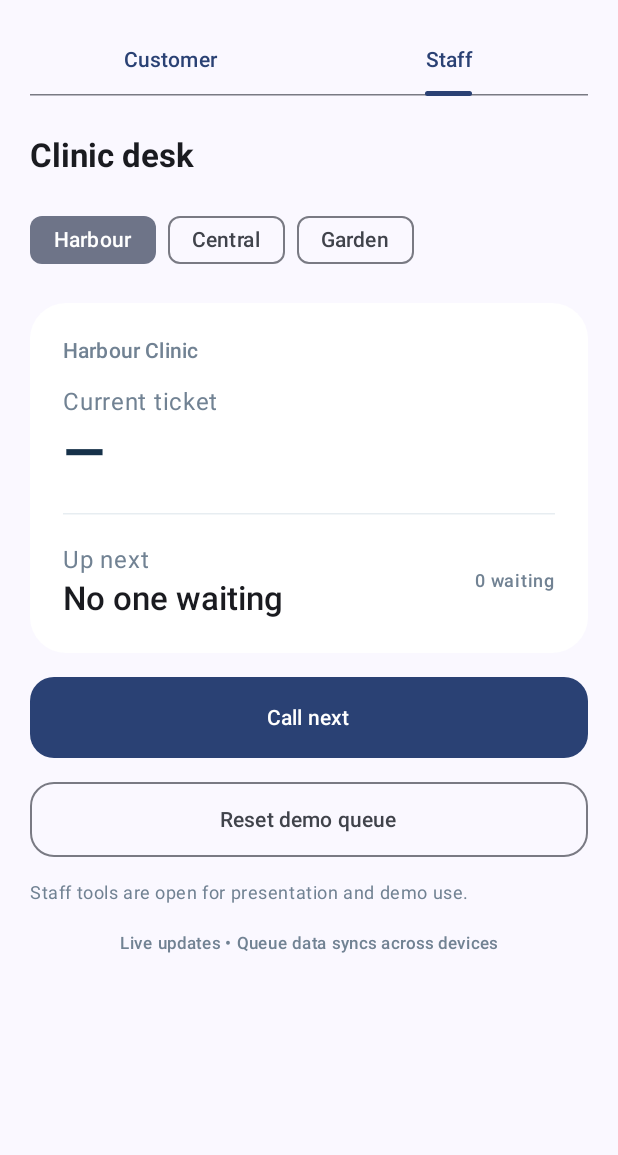
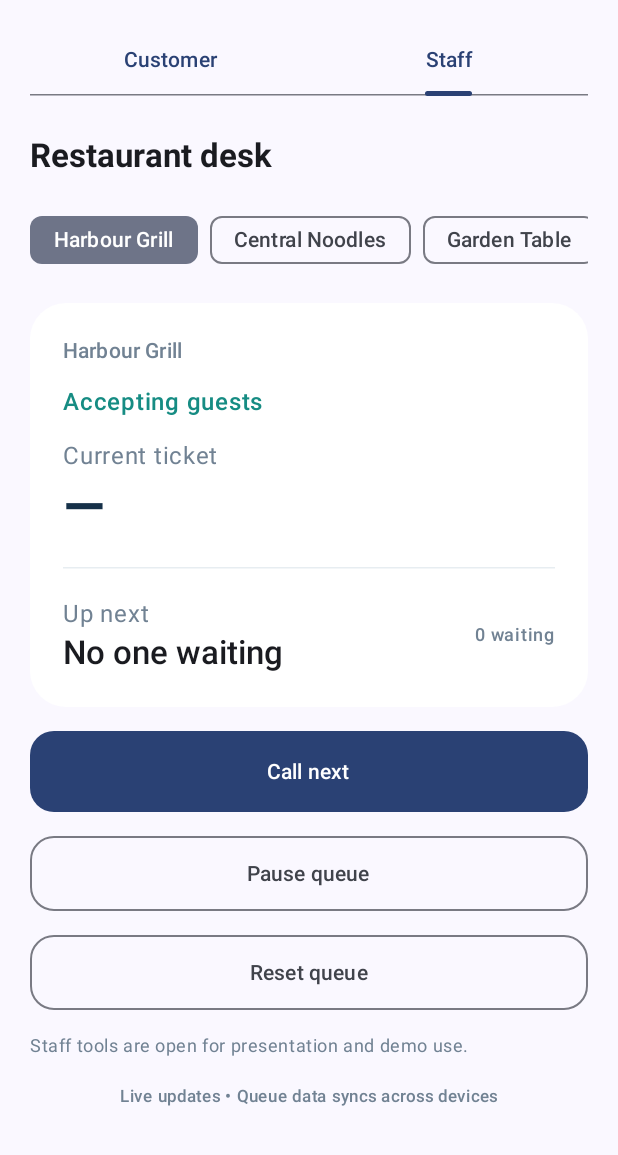
Before and after one commit to Atar369/QLine, an Android app built with Jetpack Compose: the composable QLineApp shown on its own in the app's theme, tab 2 chosen, on a phone screen of 412 x 824 dp, the part 81-1236 px from its top. Run offline under Robolectric (Android 15) with nearby library versions, the phone set to English and light mode, and no system bars; our stand-ins replace Firebase (no records; nobody signed in at launch, a user with empty details on screens opened directly).

Commit message:
Adapt queue demo for restaurants
Co-authored-by: Copilot App <223556219+Copilot@users.noreply.github.com>

```diff
--- a/app/src/main/java/hk/hkucs/qline/MainActivity.kt
+++ b/app/src/main/java/hk/hkucs/qline/MainActivity.kt
@@ -35,7 +35,6 @@ import androidx.compose.material3.PrimaryTabRow
 import androidx.compose.material3.Text
 import androidx.compose.runtime.Composable
 import androidx.compose.runtime.DisposableEffect
-import androidx.compose.runtime.LaunchedEffect
 import androidx.compose.runtime.getValue
 import androidx.compose.runtime.mutableStateListOf
 import androidx.compose.runtime.mutableStateOf
@@ -53,12 +52,12 @@ import com.google.firebase.auth.FirebaseAuth
 import com.google.firebase.firestore.FirebaseFirestore
 import hk.hkucs.qline.ui.theme.QLineTheme
 
-private data class Clinic(val id: String, val name: String, val specialty: String)
+private data class Restaurant(val id: String, val name: String, val cuisine: String)
 
-private val clinics = listOf(
-    Clinic("clinicA", "Harbour Clinic", "Family medicine"),
-    Clinic("clinicB", "Central Clinic", "Diagnostics"),
-    Clinic("clinicC", "Garden Clinic", "Wellness")
+private val restaurants = listOf(
+    Restaurant("harbour-grill", "Harbour Grill", "Cantonese barbecue"),
+    Restaurant("central-noodles", "Central Noodles", "Noodles and dumplings"),
+    Restaurant("garden-table", "Garden Table", "Modern cafe")
 )
 
 private val db: FirebaseFirestore get() = FirebaseFirestore.getInstance()
@@ -85,10 +84,6 @@ private fun QLineApp() {
         onDispose { auth.removeAuthStateListener(listener) }
     }
 
-    LaunchedEffect(user?.uid) {
-        if (user != null) clinics.forEach(::seedQueue)
-    }
-
     Surface(Modifier.fillMaxSize(), color = MaterialTheme.colorScheme.background) {
         if (user == null) SignInScreen(auth) else QueueHome(user!!.email, auth)
     }
@@ -109,9 +104,9 @@ private fun SignInScreen(auth: FirebaseAuth) {
     ) {
         BrandMark()
         Spacer(Modifier.height(28.dp))
-        Text("Skip the waiting room.", style = MaterialTheme.typography.headlineMedium, fontWeight = FontWeight.Bold)
+        Text("Your table, without the wait.", style = MaterialTheme.typography.headlineMedium, fontWeight = FontWeight.Bold)
         Spacer(Modifier.height(8.dp))
-        Text("Join your clinic’s live queue and know when it’s your turn.", color = Muted)
+        Text("Join a restaurant queue and know when your table is ready.", color = Muted)
         Spacer(Modifier.height(28.dp))
         OutlinedTextField(
             value = email, onValueChange = { email = it; error = null },
@@ -180,8 +175,8 @@ private fun SignInScreen(auth: FirebaseAuth) {
 @Composable
 private fun QueueHome(email: String?, auth: FirebaseAuth) {
     var selectedTab by remember { mutableStateOf(0) }
-    var clinicId by remember { mutableStateOf(clinics.first().id) }
-    val clinic = clinics.first { it.id == clinicId }
+    var restaurantId by remember { mutableStateOf(restaurants.first().id) }
+    val restaurant = restaurants.first { it.id == restaurantId }
 
     Scaffold(
         containerColor = MaterialTheme.colorScheme.background,
@@ -218,40 +213,40 @@ private fun QueueHome(email: String?, auth: FirebaseAuth) {
                 .padding(horizontal = 20.dp, vertical = 16.dp),
             verticalArrangement = Arrangement.spacedBy(18.dp)
         ) {
-            Text(if (selectedTab == 0) "Choose a clinic" else "Clinic desk", style = MaterialTheme.typography.titleLarge, fontWeight = FontWeight.Bold)
+            Text(if (selectedTab == 0) "Choose a restaurant" else "Restaurant desk", style = MaterialTheme.typography.titleLarge, fontWeight = FontWeight.Bold)
             Row(
                 modifier = Modifier.fillMaxWidth().horizontalScroll(rememberScrollState()),
                 horizontalArrangement = Arrangement.spacedBy(8.dp)
             ) {
-                clinics.forEach { option ->
+                restaurants.forEach { option ->
                     FilterChip(
-                        selected = clinicId == option.id,
-                        onClick = { clinicId = option.id },
-                        label = { Text(option.name.removeSuffix(" Clinic")) }
+                        selected = restaurantId == option.id,
+                        onClick = { restaurantId = option.id },
+                        label = { Text(option.name) }
                     )
                 }
             }
-            if (selectedTab == 0) CustomerPanel(clinic)
-            else StaffPanel(clinic)
+            if (selectedTab == 0) CustomerPanel(restaurant)
+            else StaffPanel(restaurant)
             Text("Live updates • Queue data syncs across devices", Modifier.align(Alignment.CenterHorizontally), color = Muted, style = MaterialTheme.typography.labelSmall)
         }
     }
 }
 
 @Composable
-private fun CustomerPanel(clinic: Clinic) {
-    var queue by remember(clinic.id) { mutableStateOf<Queue?>(null) }
-    val tickets = remember(clinic.id) { mutableStateListOf<Ticket>() }
-    var status by remember(clinic.id) { mutableStateOf<String?>(null) }
-    var busy by remember(clinic.id) { mutableStateOf(false) }
+private fun CustomerPanel(restaurant: Restaurant) {
+    var queue by remember(restaurant.id) { mutableStateOf<Queue?>(null) }
+    val tickets = remember(restaurant.id) { mutableStateListOf<Ticket>() }
+    var status by remember(restaurant.id) { mutableStateOf<String?>(null) }
+    var busy by remember(restaurant.id) { mutableStateOf(false) }
     val user = FirebaseAuth.getInstance().currentUser
     val uid = user?.uid ?: return
 
-    DisposableEffect(clinic.id) {
-        val queueReg = db.collection("queues").document(clinic.id).addSnapshotListener { snap, _ ->
+    DisposableEffect(restaurant.id) {
+        val queueReg = db.collection("queues").document(restaurant.id).addSnapshotListener { snap, _ ->
             queue = snap?.toObject(Queue::class.java)
         }
-        val ticketsReg = db.collection("tickets").whereEqualTo("queueId", clinic.id)
+        val ticketsReg = db.collection("tickets").whereEqualTo("queueId", restaurant.id)
             .addSnapshotListener { snap, _ ->
                 tickets.clear()
                 snap?.documents?.mapNotNullTo(tickets) { it.toObject(Ticket::class.java) }
@@ -264,6 +259,7 @@ private fun CustomerPanel(clinic: Clinic) {
         tickets.count { it.status == Ticket.WAITING && it.number in (current + 1) until ticket.number }
     } ?: 0
     val eta = ahead * (queue?.minutesPerPerson ?: 5)
+    val isOpen = queue?.isOpen ?: true
 
     Column(verticalArrangement = Arrangement.spacedBy(16.dp)) {
         Card(
@@ -271,9 +267,9 @@ private fun CustomerPanel(clinic: Clinic) {
             shape = RoundedCornerShape(24.dp)
         ) {
             Column(Modifier.fillMaxWidth().padding(22.dp)) {
-                Text(clinic.name, color = Color.White, style = MaterialTheme.typography.titleLarge, fontWeight = FontWeight.Bold)
+                Text(restaurant.name, color = Color.White, style = MaterialTheme.typography.titleLarge, fontWeight = FontWeight.Bold)
                 Spacer(Modifier.height(4.dp))
-                Text(clinic.specialty, color = Color(0xFFB7C7D8))
+                Text(restaurant.cuisine, color = Color(0xFFB7C7D8))
                 Spacer(Modifier.height(22.dp))
                 Text("NOW SERVING", color = Color(0xFFB7C7D8), style = MaterialTheme.typography.labelMedium)
                 Spacer(Modifier.height(3.dp))
@@ -302,7 +298,7 @@ private fun CustomerPanel(clinic: Clinic) {
                     Button(
                         onClick = {
                             busy = true; status = null
-                            cancelTicket(clinic, uid) { message -> busy = false; status = message }
+                            cancelTicket(restaurant, uid) { message -> busy = false; status = message }
                         },
                         enabled = !busy && mine.status == Ticket.WAITING,
                         colors = ButtonDefaults.buttonColors(containerColor = Color.White, contentColor = Ink)
@@ -310,45 +306,49 @@ private fun CustomerPanel(clinic: Clinic) {
                 }
             }
         } else {
-            Text("Take a ticket to save your place. We’ll keep your estimate up to date.", color = Muted)
+            Text(
+                if (isOpen) "Join the queue to save your place. We’ll keep your estimate up to date."
+                else "This restaurant has paused its queue for now.",
+                color = Muted
+            )
             Button(
                 onClick = {
                     busy = true; status = null
-                    takeTicket(clinic, uid) { result, message ->
+                    takeTicket(restaurant, uid) { result, message ->
                         busy = false
                         status = message ?: if (result?.alreadyActive == true) "You already have an active ticket here." else "Your ticket is ready."
                     }
                 },
-                enabled = !busy,
+                enabled = !busy && isOpen,
                 modifier = Modifier.fillMaxWidth().height(54.dp),
                 shape = RoundedCornerShape(16.dp)
             ) {
                 if (busy) CircularProgressIndicator(Modifier.size(20.dp), color = Color.White, strokeWidth = 2.dp)
-                else Text("Take a ticket", fontWeight = FontWeight.SemiBold)
+                else Text(if (isOpen) "Join the queue" else "Queue paused", fontWeight = FontWeight.SemiBold)
             }
         }
         if (status != null) Text(status!!, color = if (status!!.startsWith("Could")) MaterialTheme.colorScheme.error else Color(0xFF32755C))
         Card(colors = CardDefaults.cardColors(containerColor = Color.White), shape = RoundedCornerShape(20.dp)) {
             Column(Modifier.fillMaxWidth().padding(18.dp)) {
-                Text("A smoother visit", fontWeight = FontWeight.SemiBold)
+                Text("Enjoy your time nearby", fontWeight = FontWeight.SemiBold)
                 Spacer(Modifier.height(5.dp))
-                Text("You can wait anywhere nearby. Keep QLine open to see your live position.", color = Muted)
+                Text("Wait anywhere nearby and keep QLine open to see your live position.", color = Muted)
             }
         }
     }
 }
 
 @Composable
-private fun StaffPanel(clinic: Clinic) {
-    var queue by remember(clinic.id) { mutableStateOf<Queue?>(null) }
-    val tickets = remember(clinic.id) { mutableStateListOf<Ticket>() }
-    var message by remember(clinic.id) { mutableStateOf<String?>(null) }
-    var busy by remember(clinic.id) { mutableStateOf(false) }
-    DisposableEffect(clinic.id) {
-        val queueReg = db.collection("queues").document(clinic.id).addSnapshotListener { snap, _ ->
+private fun StaffPanel(restaurant: Restaurant) {
+    var queue by remember(restaurant.id) { mutableStateOf<Queue?>(null) }
+    val tickets = remember(restaurant.id) { mutableStateListOf<Ticket>() }
+    var message by remember(restaurant.id) { mutableStateOf<String?>(null) }
+    var busy by remember(restaurant.id) { mutableStateOf(false) }
+    DisposableEffect(restaurant.id) {
+        val queueReg = db.collection("queues").document(restaurant.id).addSnapshotListener { snap, _ ->
             queue = snap?.toObject(Queue::class.java)
         }
-        val ticketsReg = db.collection("tickets").whereEqualTo("queueId", clinic.id)
+        val ticketsReg = db.collection("tickets").whereEqualTo("queueId", restaurant.id)
             .addSnapshotListener { snap, _ ->
                 tickets.clear()
                 snap?.documents?.mapNotNullTo(tickets) { it.toObject(Ticket::class.java) }
@@ -359,11 +359,14 @@ private fun StaffPanel(clinic: Clinic) {
     val serving = tickets.firstOrNull { it.status == Ticket.CALLED }
     val next = tickets.filter { it.status == Ticket.WAITING && it.number > current }.minByOrNull { it.number }
     val waitingCount = tickets.count { it.status == Ticket.WAITING }
+    val isOpen = queue?.isOpen ?: true
 
     Column(verticalArrangement = Arrangement.spacedBy(16.dp)) {
         Card(colors = CardDefaults.cardColors(containerColor = Color.White), shape = RoundedCornerShape(24.dp)) {
             Column(Modifier.fillMaxWidth().padding(22.dp)) {
-                Text(clinic.name, color = Muted, style = MaterialTheme.typography.labelLarge)
+                Text(restaurant.name, color = Muted, style = MaterialTheme.typography.labelLarge)
+                Spacer(Modifier.height(12.dp))
+                Text(if (isOpen) "Accepting guests" else "Queue paused", color = if (isOpen) Teal else Muted, fontWeight = FontWeight.SemiBold)
                 Spacer(Modifier.height(12.dp))
                 Text("Current ticket", color = Muted)
                 Text(serving?.let { numberLabel(it.number) } ?: "—", style = MaterialTheme.typography.displaySmall, fontWeight = FontWeight.Bold, color = Ink)
@@ -380,7 +383,7 @@ private fun StaffPanel(clinic: Clinic) {
         Button(
             onClick = {
                 busy = true; message = null
-                callNext(clinic) { called, error ->
+                callNext(restaurant) { called, error ->
                     busy = false
                     message = error ?: if (called) "Next ticket called." else "The queue is clear."
                 }
@@ -392,15 +395,27 @@ private fun StaffPanel(clinic: Clinic) {
         OutlinedButton(
             onClick = {
                 busy = true; message = null
-                resetQueue(clinic) { error ->
+                setQueueOpen(restaurant, !isOpen) { error ->
                     busy = false
-                    message = error ?: "Demo queue reset."
+                    message = error ?: if (isOpen) "Queue paused." else "Queue is open."
                 }
             },
             enabled = !busy,
             modifier = Modifier.fillMaxWidth().height(50.dp),
             shape = RoundedCornerShape(16.dp)
-        ) { Text("Reset demo queue") }
+        ) { Text(if (isOpen) "Pause queue" else "Open queue") }
+        OutlinedButton(
+            onClick = {
+                busy = true; message = null
+                resetQueue(restaurant) { error ->
+                    busy = false
+                    message = error ?: "Queue reset."
+                }
+            },
+            enabled = !busy,
+            modifier = Modifier.fillMaxWidth().height(50.dp),
+            shape = RoundedCornerShape(16.dp)
+        ) { Text("Reset queue") }
         if (message != null) Text(message!!, color = Muted)
         Text("Staff tools are open for presentation and demo use.", color = Muted, style = MaterialTheme.typography.bodySmall)
     }
@@ -436,18 +451,9 @@ private data class TakeTicketResult(val number: Long, val alreadyActive: Boolean
 
 private val ACTIVE_STATUSES = setOf(Ticket.WAITING, Ticket.CALLED)
 
-private fun seedQueue(clinic: Clinic) {
-    val reference = db.collection("queues").document(clinic.id)
-    db.runTransaction { transaction ->
-        val snapshot = transaction.get(reference)
-        if (!snapshot.exists()) transaction.set(reference, Queue.seed(clinic.name).toMap())
-        null
-    }
-}
-
-private fun takeTicket(clinic: Clinic, uid: String, callback: (TakeTicketResult?, String?) -> Unit) {
-    val queueRef = db.collection("queues").document(clinic.id)
-    val ticketRef = db.collection("tickets").document("${clinic.id}_$uid")
+private fun takeTicket(restaurant: Restaurant, uid: String, callback: (TakeTicketResult?, String?) -> Unit) {
+    val queueRef = db.collection("queues").document(restaurant.id)
+    val ticketRef = db.collection("tickets").document("${restaurant.id}_$uid")
     db.runTransaction { transaction ->
         val queueSnapshot = transaction.get(queueRef)
         val ticketSnapshot = transaction.get(ticketRef)
@@ -455,24 +461,25 @@ private fun takeTicket(clinic: Clinic, uid: String, callback: (TakeTicketResult?
         if (existing != null && existing.status in ACTIVE_STATUSES) {
             return@runTransaction TakeTicketResult(existing.number, true)
         }
-        val queue = queueSnapshot.toObject(Queue::class.java) ?: Queue.seed(clinic.name)
+        val queue = queueSnapshot.toObject(Queue::class.java) ?: Queue.seed(restaurant.name)
+        if (!queue.isOpen) throw IllegalStateException("This restaurant has paused its queue.")
         val number = queue.nextTicketNumber
         if (queueSnapshot.exists()) {
             transaction.update(queueRef, "nextTicketNumber", number + 1)
         } else {
             transaction.set(
                 queueRef,
-                Queue.seed(clinic.name).copy(nextTicketNumber = number + 1).toMap()
+                Queue.seed(restaurant.name).copy(nextTicketNumber = number + 1).toMap()
             )
         }
-        transaction.set(ticketRef, Ticket(clinic.id, number, uid, Ticket.WAITING).toMap())
+        transaction.set(ticketRef, Ticket(restaurant.id, number, uid, Ticket.WAITING).toMap())
         TakeTicketResult(number, false)
     }.addOnSuccessListener { callback(it, null) }
         .addOnFailureListener { callback(null, "Could not take a ticket: ${it.localizedMessage ?: "try again."}") }
 }
 
-private fun cancelTicket(clinic: Clinic, uid: String, callback: (String) -> Unit) {
-    val ticketRef = db.collection("tickets").document("${clinic.id}_$uid")
+private fun cancelTicket(restaurant: Restaurant, uid: String, callback: (String) -> Unit) {
+    val ticketRef = db.collection("tickets").document("${restaurant.id}_$uid")
     db.runTransaction { transaction ->
         val snapshot = transaction.get(ticketRef)
         val ticket = snapshot.toObject(Ticket::class.java)
@@ -482,9 +489,9 @@ private fun cancelTicket(clinic: Clinic, uid: String, callback: (String) -> Unit
         .addOnFailureListener { callback("Could not cancel: ${it.localizedMessage ?: "try again."}") }
 }
 
-private fun callNext(clinic: Clinic, callback: (Boolean, String?) -> Unit) {
-    val queueRef = db.collection("queues").document(clinic.id)
-    val ticketQuery = db.collection("tickets").whereEqualTo("queueId", clinic.id)
+private fun callNext(restaurant: Restaurant, callback: (Boolean, String?) -> Unit) {
+    val queueRef = db.collection("queues").document(restaurant.id)
+    val ticketQuery = db.collection("tickets").whereEqualTo("queueId", restaurant.id)
     ticketQuery.get().addOnSuccessListener { snapshot ->
         val tickets = snapshot.documents.mapNotNull { it.toObject(Ticket::class.java) }
         val called = tickets.firstOrNull { it.status == Ticket.CALLED }
@@ -495,7 +502,7 @@ private fun callNext(clinic: Clinic, callback: (Boolean, String?) -> Unit) {
             val queueSnapshot = transaction.get(queueRef)
             val nextSnapshot = nextRef?.let(transaction::get)
             val calledSnapshot = calledRef?.let(transaction::get)
-            val queue = queueSnapshot.toObject(Queue::class.java) ?: Queue.seed(clinic.name)
+            val queue = queueSnapshot.toObject(Queue::class.java) ?: Queue.seed(restaurant.name)
             val nextStillWaiting = nextSnapshot?.toObject(Ticket::class.java)?.let {
                 it.status == Ticket.WAITING && it.number > queue.currentTicketNumber
             } ?: false
@@ -507,7 +514,7 @@ private fun callNext(clinic: Clinic, callback: (Boolean, String?) -> Unit) {
             if (!queueSnapshot.exists()) {
                 transaction.set(
                     queueRef,
-                    Queue.seed(clinic.name).copy(
+                    Queue.seed(restaurant.name).copy(
                         currentTicketNumber = if (nextStillWaiting) next.number else queue.currentTicketNumber,
                         nextTicketNumber = if (nextStillWaiting) maxOf(queue.nextTicketNumber, next.number + 1) else queue.nextTicketNumber
                     ).toMap()
@@ -521,9 +528,9 @@ private fun callNext(clinic: Clinic, callback: (Boolean, String?) -> Unit) {
     }.addOnFailureListener { callback(false, "Could not load queue: ${it.localizedMessage ?: "try again."}") }
 }
 
-private fun resetQueue(clinic: Clinic, callback: (String?) -> Unit) {
-    val queueRef = db.collection("queues").document(clinic.id)
-    val ticketQuery = db.collection("tickets").whereEqualTo("queueId", clinic.id)
+private fun resetQueue(restaurant: Restaurant, callback: (String?) -> Unit) {
+    val queueRef = db.collection("queues").document(restaurant.id)
+    val ticketQuery = db.collection("tickets").whereEqualTo("queueId", restaurant.id)
     ticketQuery.get().addOnSuccessListener { snapshot ->
         if (snapshot.size() > 499) {
             callback("Could not reset queue: too many tickets to reset in one operation.")
@@ -531,10 +538,24 @@ private fun resetQueue(clinic: Clinic, callback: (String?) -> Unit) {
         }
         val batch = db.batch()
         snapshot.documents.forEach { batch.update(it.reference, "status", Ticket.CANCELLED) }
-        batch.set(queueRef, Queue.seed(clinic.name).toMap())
+        batch.set(queueRef, Queue.seed(restaurant.name).toMap())
         batch.commit().addOnSuccessListener { callback(null) }
             .addOnFailureListener { callback("Could not reset queue: ${it.localizedMessage ?: "try again."}") }
     }.addOnFailureListener { callback("Could not load queue: ${it.localizedMessage ?: "try again."}") }
+}
+
+private fun setQueueOpen(restaurant: Restaurant, isOpen: Boolean, callback: (String?) -> Unit) {
+    val queueRef = db.collection("queues").document(restaurant.id)
+    db.runTransaction { transaction ->
+        val snapshot = transaction.get(queueRef)
+        if (snapshot.exists()) {
+            transaction.update(queueRef, "isOpen", isOpen)
+        } else {
+            transaction.set(queueRef, Queue.seed(restaurant.name).copy(isOpen = isOpen).toMap())
+        }
+        null
+    }.addOnSuccessListener { callback(null) }
+        .addOnFailureListener { callback("Could not update queue: ${it.localizedMessage ?: "try again."}") }
 }
 
 private fun numberLabel(number: Long) = if (number == 0L) "—" else number.toString().padStart(3, '0')
--- a/app/src/main/java/hk/hkucs/qline/Queue.kt
+++ b/app/src/main/java/hk/hkucs/qline/Queue.kt
@@ -4,13 +4,15 @@ data class Queue(
     val name: String = "",
     val currentTicketNumber: Long = 0,
     val nextTicketNumber: Long = 1,
-    val minutesPerPerson: Long = 5
+    val minutesPerPerson: Long = 5,
+    val isOpen: Boolean = true
 ) {
     fun toMap() = mapOf(
         "name" to name,
         "currentTicketNumber" to currentTicketNumber,
         "nextTicketNumber" to nextTicketNumber,
-        "minutesPerPerson" to minutesPerPerson
+        "minutesPerPerson" to minutesPerPerson,
+        "isOpen" to isOpen
     )
 
     companion object {
```
Also changed, not shown: 2 other files.
